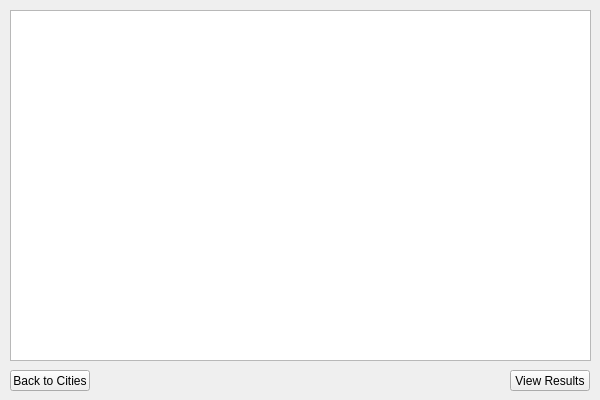
The window that European-Vacation-Program/foodselectwindow.ui (AaronGeesink/CS1D-European-Vacation-Project) describes before a commit, drawn with Qt 5.
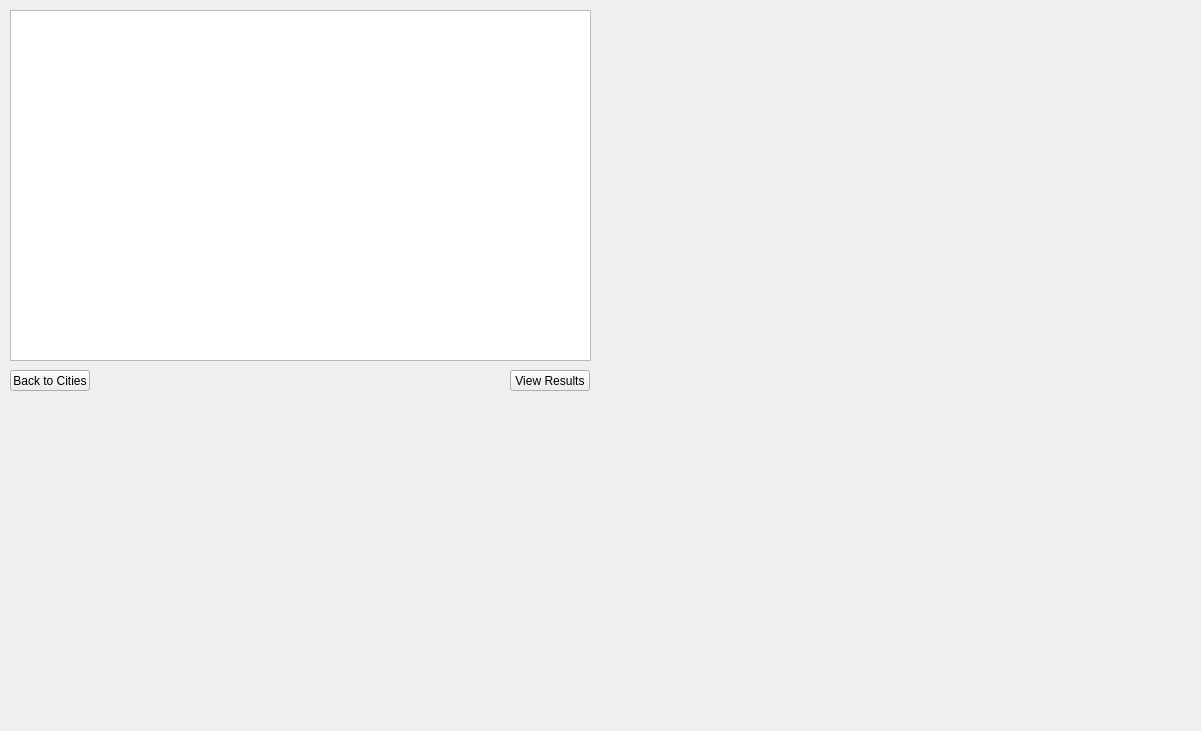
The same window after the commit.

What changed in the file:
```diff
--- a/European-Vacation-Program/foodselectwindow.ui
+++ b/European-Vacation-Program/foodselectwindow.ui
@@ -6,8 +6,8 @@
    <rect>
     <x>0</x>
     <y>0</y>
-    <width>600</width>
-    <height>400</height>
+    <width>1201</width>
+    <height>731</height>
    </rect>
   </property>
   <property name="windowTitle">
```
